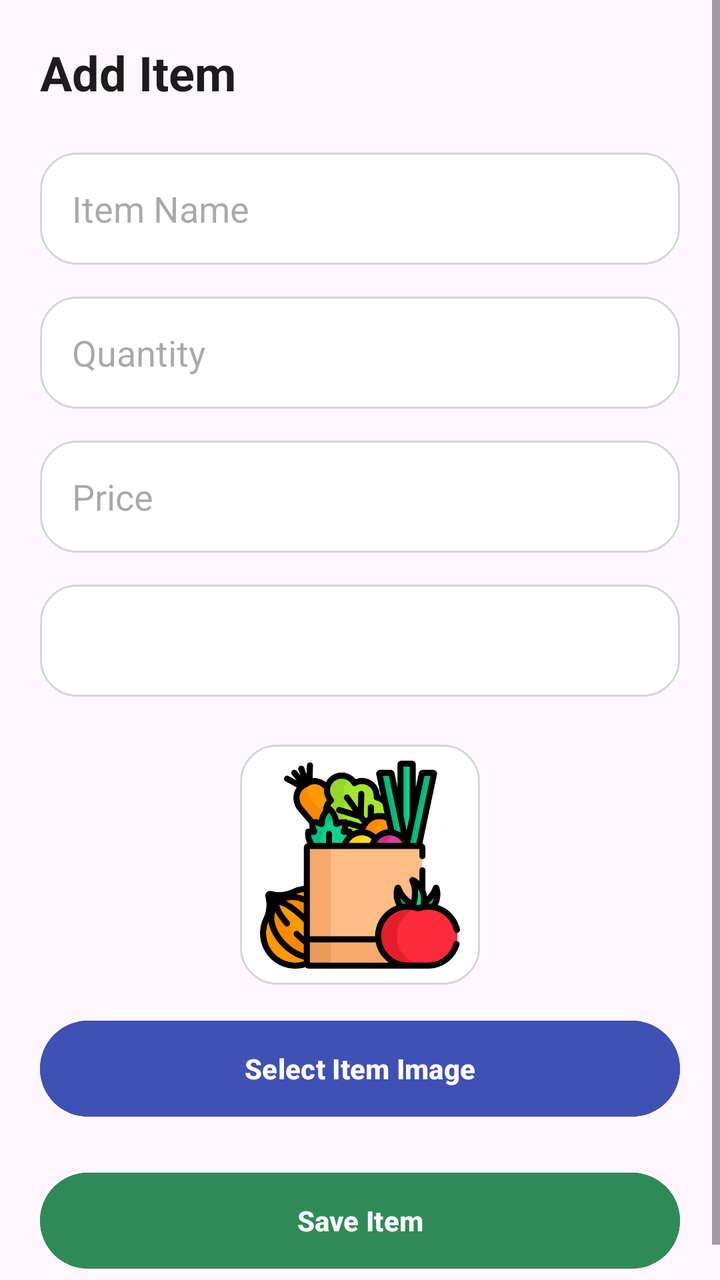
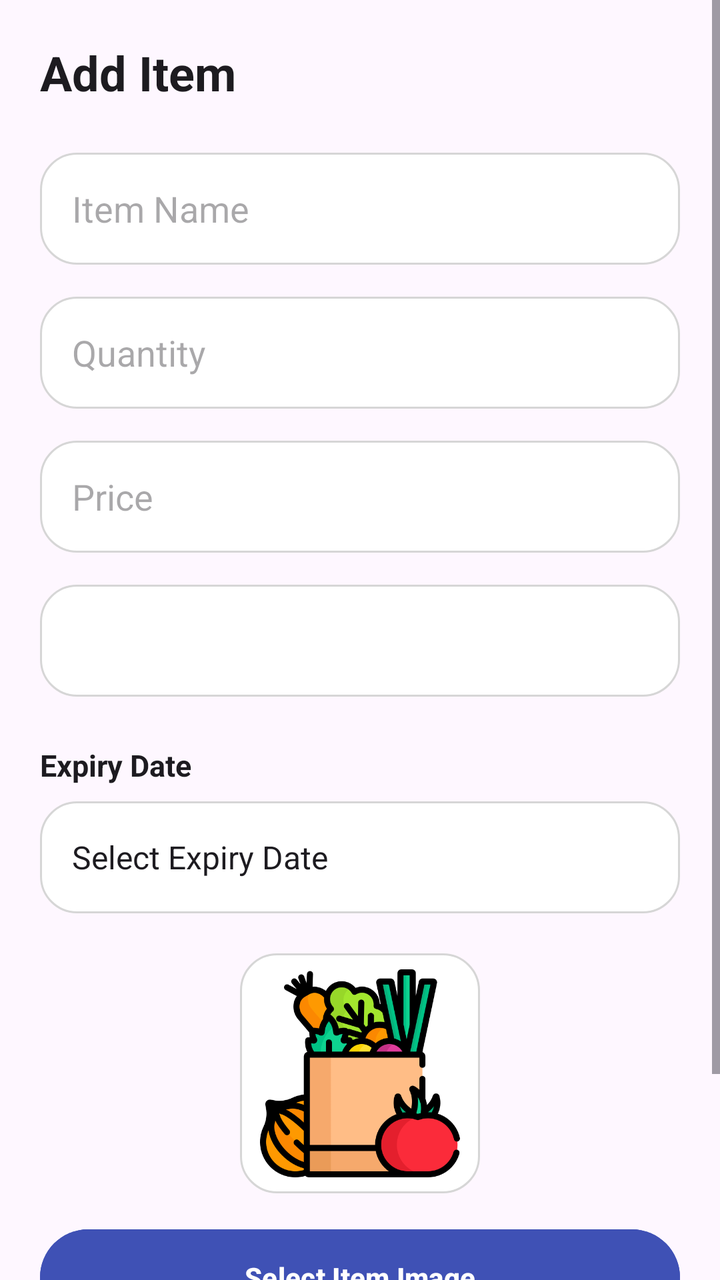

Two renders of the same Android screen: before a commit and after it. Below are the layout's source before the change and the commit's diff.
<!-- AndroidManifest.xml: application theme Theme.SmartInventaryManagement -->
<!-- res/layout/activity_add_item.xml -->
<?xml version="1.0" encoding="utf-8"?>
<ScrollView
    xmlns:android="http://schemas.android.com/apk/res/android"

    android:layout_width="match_parent"

    android:layout_height="match_parent"

    android:background="?android:colorBackground">

    <LinearLayout

        android:layout_width="match_parent"

        android:layout_height="wrap_content"

        android:orientation="vertical"

        android:padding="20dp">

        

        <TextView
            android:layout_width="wrap_content"

            android:layout_height="wrap_content"

            android:text="@string/add_item"

            android:textStyle="bold"

            android:textSize="24sp"

            android:textColor="?android:textColorPrimary"

            android:layout_marginBottom="24dp"/>

        

        <EditText
            android:id="@+id/etName"

            android:layout_width="match_parent"

            android:layout_height="56dp"

            android:hint="@string/item_name"

            android:background="@drawable/search_bg"

            android:paddingStart="16dp"

            android:paddingEnd="16dp"

            android:textColor="?android:textColorPrimary"

            android:textColorHint="?android:textColorHint"

            android:layout_marginBottom="16dp"/>

        

        <EditText
            android:id="@+id/etQuantity"

            android:layout_width="match_parent"

            android:layout_height="56dp"

            android:hint="@string/quantity"

            android:inputType="number"

            android:background="@drawable/search_bg"

            android:paddingStart="16dp"

            android:paddingEnd="16dp"

            android:textColor="?android:textColorPrimary"

            android:textColorHint="?android:textColorHint"

            android:layout_marginBottom="16dp"/>

        

        <EditText
            android:id="@+id/etPrice"

            android:layout_width="match_parent"

            android:layout_height="56dp"

            android:hint="@string/price"

            android:inputType="numberDecimal"

            android:background="@drawable/search_bg"

            android:paddingStart="16dp"

            android:paddingEnd="16dp"

            android:textColor="?android:textColorPrimary"

            android:textColorHint="?android:textColorHint"

            android:layout_marginBottom="16dp"/>

        

        <Spinner
            android:id="@+id/spCategory"

            android:layout_width="match_parent"

            android:layout_height="56dp"

            android:background="@drawable/search_bg"

            android:paddingStart="12dp"

            android:paddingEnd="12dp"

            android:layout_marginBottom="24dp"/>

        

        <ImageView
            android:id="@+id/imgPreview"

            android:layout_width="120dp"

            android:layout_height="120dp"

            android:layout_gravity="center"

            android:src="@drawable/ic_grocery"

            android:scaleType="centerCrop"

            android:background="@drawable/search_bg"

            android:padding="8dp"

            android:layout_marginBottom="14dp"/>

        

        <Button
            android:id="@+id/btnSelectImage"

            android:layout_width="match_parent"

            android:layout_height="56dp"

            android:text="@string/select_item_image"

            android:textStyle="bold"

            android:textColor="@android:color/white"

            android:backgroundTint="#3F51B5"

            android:layout_marginBottom="20dp"/>

        

        <Button
            android:id="@+id/btnSave"

            android:layout_width="match_parent"

            android:layout_height="56dp"

            android:text="@string/save_item"

            android:textStyle="bold"

            android:textColor="@android:color/white"

            android:backgroundTint="@color/secondary"/>
    </LinearLayout>

</ScrollView>
<!-- resources referenced by this layout -->
<resources>
  <color name="secondary">#2E8B57</color>
  <!-- drawable ic_grocery: png bitmap (drawable, 39121 bytes) -->
  <!-- drawable search_bg (drawable) -->
  <?xml version="1.0" encoding="utf-8"?>
  <shape xmlns:android="http://schemas.android.com/apk/res/android">
  
      <solid android:color="?android:colorBackgroundFloating"/>
  
      <corners android:radius="18dp"/>
  
      <stroke
          android:width="1dp"
          android:color="#D6D6D6"/>
  
      <padding
          android:left="10dp"
          android:right="10dp"
          android:top="10dp"
          android:bottom="10dp"/>
  
  </shape>
  <string name="add_item">Add Item</string>
  <string name="item_name">Item Name</string>
  <string name="price">Price</string>
  <string name="quantity">Quantity</string>
  <string name="save_item">Save Item</string>
  <string name="select_item_image">Select Item Image</string>
  <style name="Theme.SmartInventaryManagement" parent="Base.Theme.SmartInventaryManagement" />
  <style name="Base.Theme.SmartInventaryManagement" parent="Theme.Material3.DayNight.NoActionBar">
  
      </style>
</resources>

<!-- the commit's change to res/layout/activity_add_item.xml (unified diff, before → after) -->
@@ -125,6 +125,47 @@
 
             android:layout_marginBottom="24dp"/>
 
+
+        
+
+        <TextView
+            android:layout_width="wrap_content"
+            android:layout_height="wrap_content"
+
+            android:text="Expiry Date"
+
+            android:textStyle="bold"
+
+            android:textSize="15sp"
+
+            android:textColor="?android:textColorPrimary"
+
+            android:layout_marginBottom="8dp"/>
+
+        <TextView
+            android:id="@+id/tvExpiryDate"
+
+            android:layout_width="match_parent"
+
+            android:layout_height="56dp"
+
+            android:gravity="center_vertical"
+
+            android:paddingStart="16dp"
+
+            android:paddingEnd="16dp"
+
+            android:text="Select Expiry Date"
+
+            android:textSize="16sp"
+
+            android:textColor="?android:textColorPrimary"
+
+            android:background="@drawable/search_bg"
+
+            android:layout_marginBottom="20dp"/>
+
+
         
 
         <ImageView
<!-- resource entries referenced after the edit -->
@@ -1,6 +1,6 @@
 <!-- resources referenced by this layout -->
 <resources>
-  <color name="secondary">#2E8B57</color>
+  <color name="secondary">#03DAC6</color>
   <!-- drawable ic_grocery: png bitmap (drawable, 39121 bytes) -->
   <!-- drawable search_bg (drawable) -->
   <?xml version="1.0" encoding="utf-8"?>
